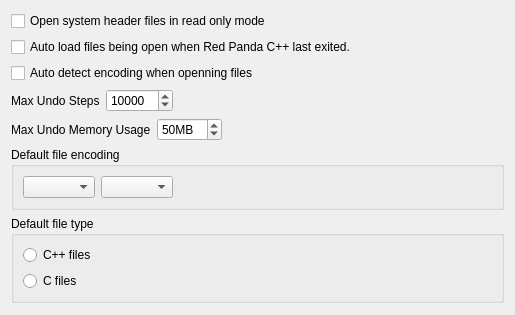
Above: RedPandaIDE/settingsdialog/editormiscwidget.ui from royqh1979/RedPanda-CPP before the change. Below: the same form after it.
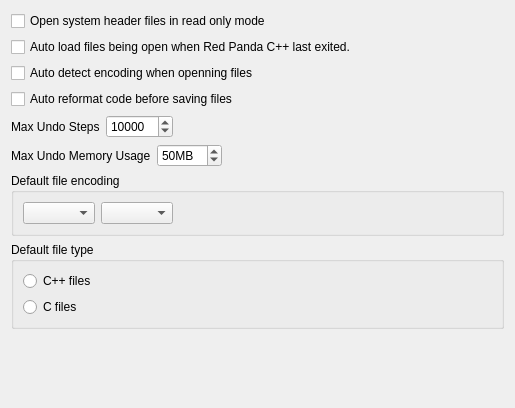
That is the form after the change.

Commit message: - enhancement: add "auto reformat when saving codes" in "Options" / "Editor" / "Misc" (off by default)   - enhancement: use "todo" and "fixme" as the keyword for TODO comments

Patch:
```diff
--- a/RedPandaIDE/settingsdialog/editormiscwidget.ui
+++ b/RedPandaIDE/settingsdialog/editormiscwidget.ui
@@ -7,7 +7,7 @@
     <x>0</x>
     <y>0</y>
     <width>515</width>
-    <height>315</height>
+    <height>408</height>
    </rect>
   </property>
   <property name="windowTitle">
@@ -35,6 +35,13 @@
      </property>
     </widget>
    </item>
+   <item>
+    <widget class="QCheckBox" name="chkAutoReformat">
+     <property name="text">
+      <string>Auto reformat code before saving files</string>
+     </property>
+    </widget>
+   </item>
    <item>
     <widget class="QWidget" name="widget" native="true">
      <layout class="QHBoxLayout" name="horizontalLayout_2">
```
The commit also changes 10 other files.
